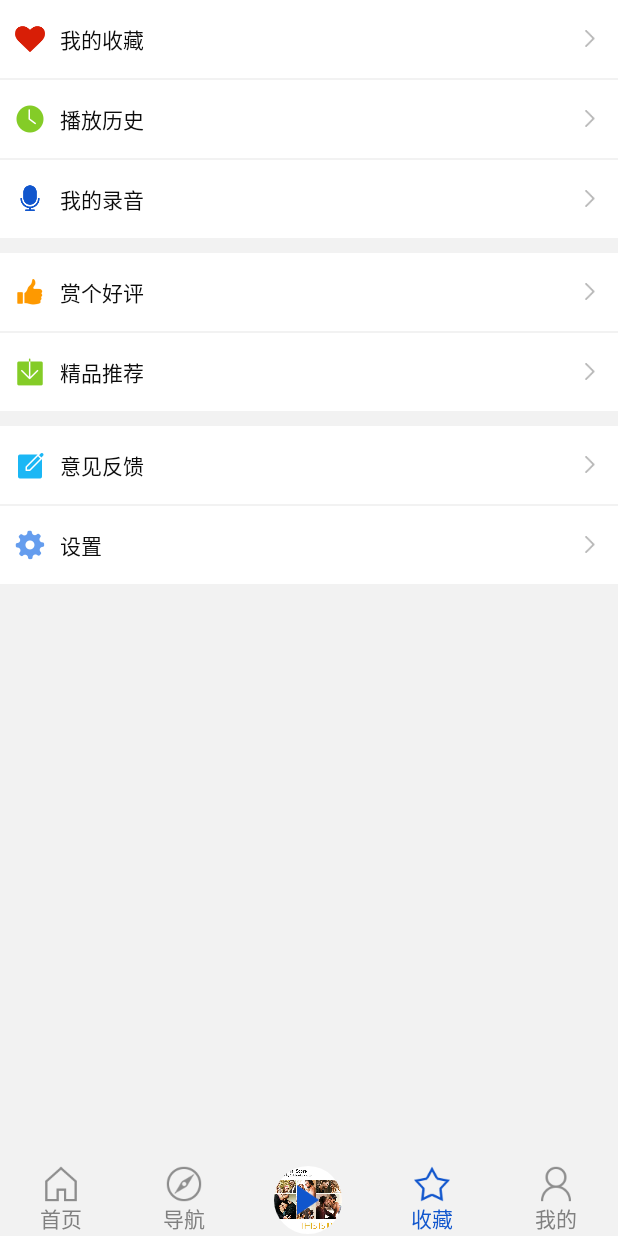
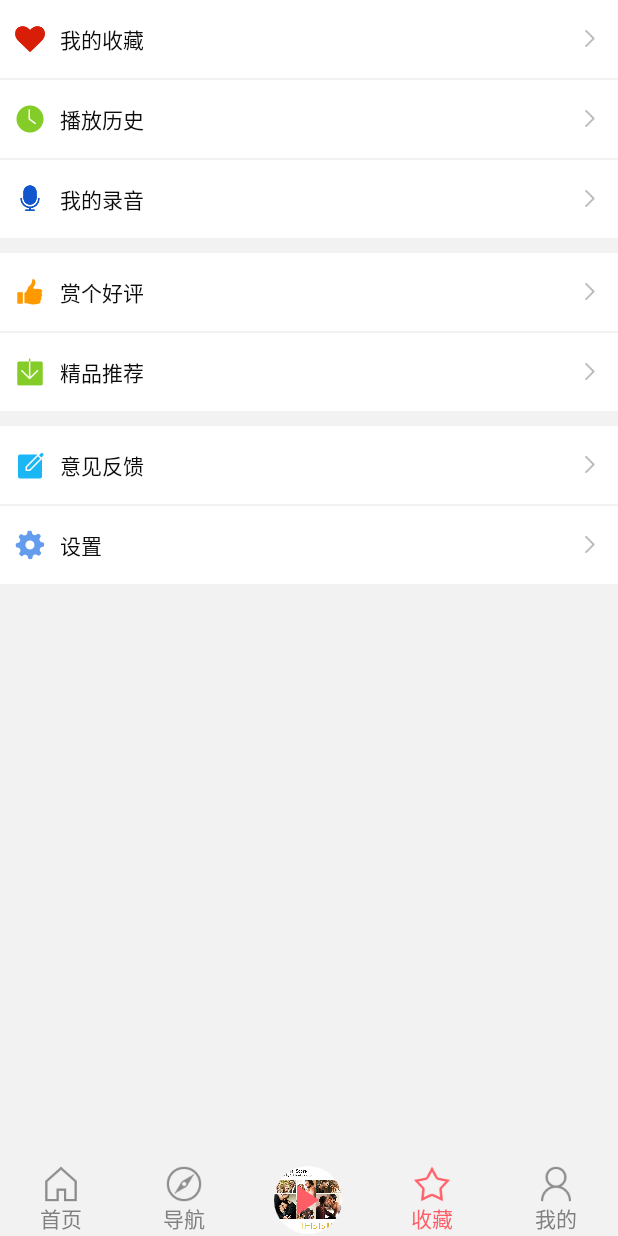
Before and after one commit to tribbianiwang/wl, an Android app: the screen it shows after launch (MainActivity), item 4 of the bottom bar chosen, on a phone screen of 412 x 824 dp. Run offline under Robolectric (Android 15) with nearby library versions, the phone set to English and light mode, and no system bars; our stand-ins replace Room's generated code; libraries missing offline, so code that uses them is left out: com.billy.android, com.makeramen.roundedimageview, com.ximalaya.ting, com.yanzhenjie.permission, rx.android.schedulers and 1 more; plain views replace RoundedImageView; 19 statements that could not run were skipped.

Commit message:
资源文件中定义变色icon

```diff
--- /dev/null
+++ b/app/src/main/res/drawable/bitmap_collect_checked.xml
@@ -0,0 +1,6 @@
+<?xml version="1.0" encoding="utf-8"?>
+<bitmap xmlns:android="http://schemas.android.com/apk/res/android"
+        android:src="@drawable/ic_favorites_checked"
+        android:tint="@color/colorPrimary"
+        >
+</bitmap>
--- /dev/null
+++ b/app/src/main/res/drawable/bitmap_home_checked.xml
@@ -0,0 +1,6 @@
+<?xml version="1.0" encoding="utf-8"?>
+<bitmap xmlns:android="http://schemas.android.com/apk/res/android"
+        android:src="@drawable/ic_home_checked"
+        android:tint="@color/colorPrimary"
+        >
+</bitmap>
--- /dev/null
+++ b/app/src/main/res/drawable/bitmap_mine_checked.xml
@@ -0,0 +1,6 @@
+<?xml version="1.0" encoding="utf-8"?>
+<bitmap xmlns:android="http://schemas.android.com/apk/res/android"
+        android:src="@drawable/ic_my_checked"
+        android:tint="@color/colorPrimary"
+        >
+</bitmap>
--- /dev/null
+++ b/app/src/main/res/drawable/bitmap_navi_checked.xml
@@ -0,0 +1,6 @@
+<?xml version="1.0" encoding="utf-8"?>
+<bitmap xmlns:android="http://schemas.android.com/apk/res/android"
+        android:src="@drawable/ic_navigation_checked"
+        android:tint="@color/colorPrimary"
+        >
+</bitmap>
--- a/app/src/main/res/drawable/selector_tab_collect.xml
+++ b/app/src/main/res/drawable/selector_tab_collect.xml
@@ -1,7 +1,7 @@
 <?xml version="1.0" encoding="utf-8"?>
 <selector xmlns:android="http://schemas.android.com/apk/res/android">
 
-    <item android:drawable="@drawable/ic_favorites_checked" android:state_selected="true"></item>
+    <item android:drawable="@drawable/bitmap_collect_checked" android:state_selected="true"></item>
 
     <item android:drawable="@drawable/ic_favorites_normal" android:state_selected="false"></item>
 </selector>
--- a/app/src/main/res/drawable/selector_tab_home.xml
+++ b/app/src/main/res/drawable/selector_tab_home.xml
@@ -1,7 +1,8 @@
 <?xml version="1.0" encoding="utf-8"?>
 <selector xmlns:android="http://schemas.android.com/apk/res/android">
 
-    <item android:drawable="@drawable/ic_home_checked" android:state_selected="true"></item>
+    <item android:drawable="@drawable/bitmap_home_checked"
+            android:state_selected="true"></item>
 
     <item android:drawable="@drawable/ic_home_normal" android:state_selected="false"></item>
 </selector>
--- a/app/src/main/res/drawable/selector_tab_mine.xml
+++ b/app/src/main/res/drawable/selector_tab_mine.xml
@@ -1,7 +1,7 @@
 <?xml version="1.0" encoding="utf-8"?>
 <selector xmlns:android="http://schemas.android.com/apk/res/android">
 
-    <item android:drawable="@drawable/ic_my_checked" android:state_selected="true"></item>
+    <item android:drawable="@drawable/bitmap_mine_checked"  android:state_selected="true"></item>
 
     <item android:drawable="@drawable/ic_my_normal" android:state_selected="false"></item>
 </selector>
--- a/app/src/main/res/drawable/selector_tab_navi.xml
+++ b/app/src/main/res/drawable/selector_tab_navi.xml
@@ -1,7 +1,7 @@
 <?xml version="1.0" encoding="utf-8"?>
 <selector xmlns:android="http://schemas.android.com/apk/res/android">
 
-    <item android:drawable="@drawable/ic_navigation_checked" android:state_selected="true"></item>
+    <item android:drawable="@drawable/bitmap_navi_checked" android:state_selected="true"></item>
 
     <item android:drawable="@drawable/ic_navigation_normal" android:state_selected="false"></item>
 </selector>
--- a/app/src/main/res/values/colors.xml
+++ b/app/src/main/res/values/colors.xml
@@ -1,11 +1,11 @@
 <?xml version="1.0" encoding="utf-8"?>
 <resources>
-    <color name="colorPrimary">#1156CD</color>
-    <color name="colorPrimaryDark">#1156CD</color>
-    <color name="colorAccent">#1156CD</color>
+    <color name="colorPrimary">@color/event1</color>
+    <color name="colorPrimaryDark">@color/event1</color>
+    <color name="colorAccent">@color/event1</color>
 
-    <color name="primary_blue">#1156CD</color>
-    <color name="primary">#1156CD</color>
+    <color name="primary_blue">@color/event1</color>
+    <color name="primary">@color/event1</color>
     <color name="black">#000000</color>
     <color name="white">#ffffff</color>
     <color name="alphablack">#33000000</color>
```
